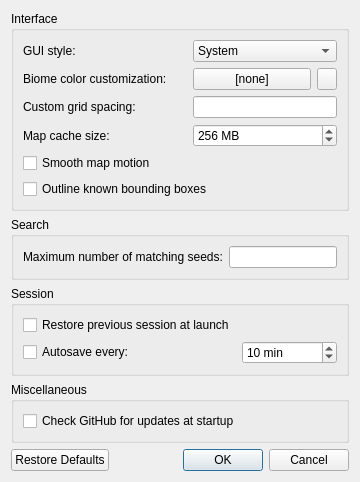
The window that src/configdialog.ui (Cubitect/cubiomes-viewer) describes before a commit, drawn with Qt 5.
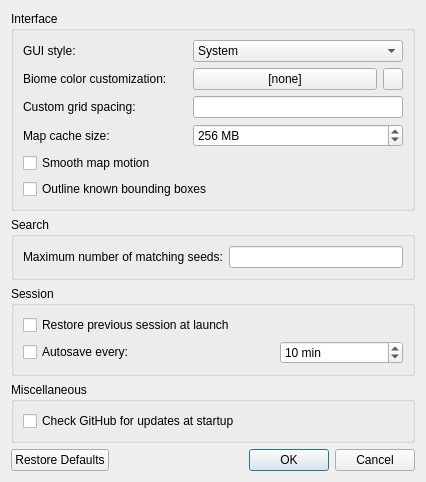
The same window after the commit. Icons and pictures are not drawn.

Patch:
```diff
--- a/src/configdialog.ui
+++ b/src/configdialog.ui
@@ -2,6 +2,14 @@
 <ui version="4.0">
  <class>ConfigDialog</class>
  <widget class="QDialog" name="ConfigDialog">
+  <property name="geometry">
+   <rect>
+    <x>0</x>
+    <y>0</y>
+    <width>426</width>
+    <height>466</height>
+   </rect>
+  </property>
   <property name="windowTitle">
    <string>Preferences</string>
   </property>
```
Left out of the diff: 8 changed lines with no effect on the pictures.
